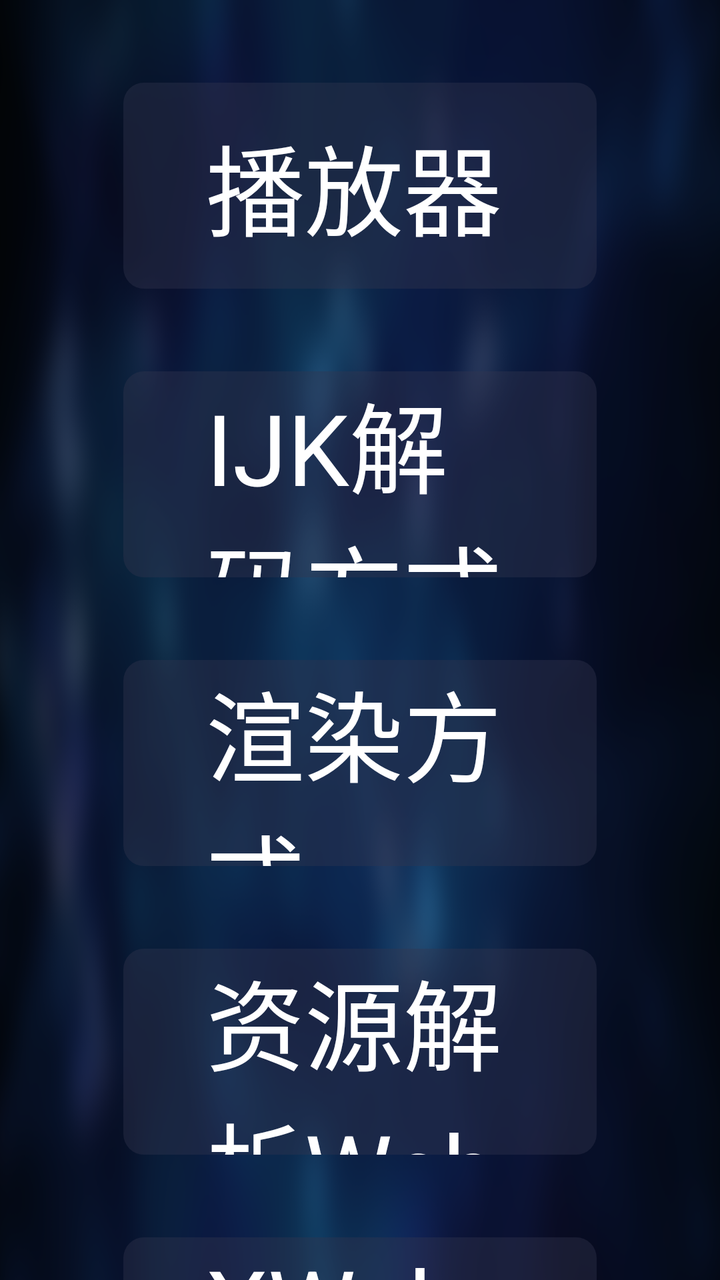
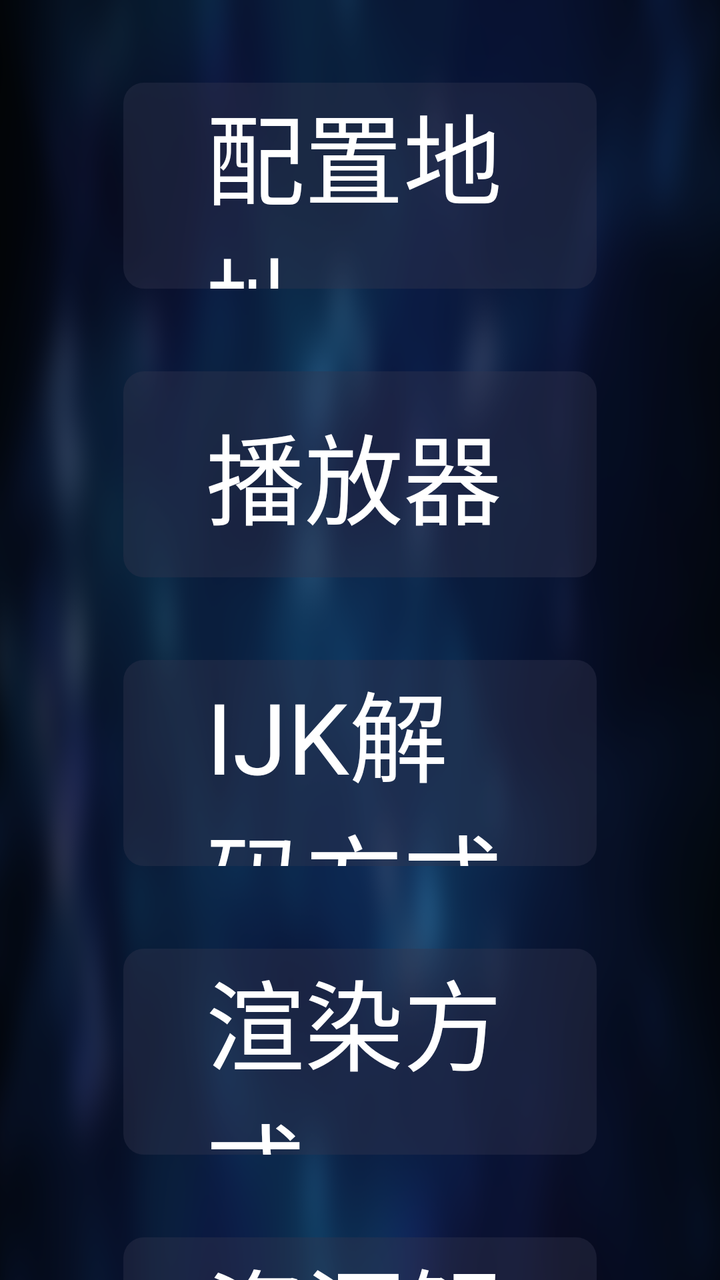

An Android layout rendered at two revisions. The XML below is the earlier revision; the diff shows what the commit changed to produce the second picture.
<!-- AndroidManifest.xml: application theme AppTheme.NoActionBar -->
<!-- res/layout/fragment_model.xml -->
<?xml version="1.0" encoding="utf-8"?>
<FrameLayout xmlns:android="http://schemas.android.com/apk/res/android"
    android:layout_width="match_parent"
    android:layout_height="match_parent">

    <ScrollView
        android:layout_width="match_parent"
        android:layout_height="wrap_content"
        android:layout_gravity="top|center_horizontal"
        android:focusable="false"
        android:focusableInTouchMode="false"
        android:scrollbars="none">

        <LinearLayout
            android:layout_width="match_parent"
            android:layout_height="wrap_content"
            android:layout_gravity="top|center_horizontal"
            android:clipChildren="false"
            android:clipToPadding="false"
            android:focusable="false"
            android:focusableInTouchMode="false"
            android:orientation="vertical">

            <LinearLayout
                android:id="@+id/llTest"
                android:layout_width="match_parent"
                android:layout_height="50pt"
                android:layout_marginLeft="30pt"
                android:layout_marginTop="20pt"
                android:layout_marginRight="30pt"
                android:background="@drawable/setting_model_focus"
                android:focusable="true"
                android:focusableInTouchMode="true"
                android:gravity="center_vertical"
                android:orientation="horizontal"
                android:paddingLeft="20pt"
                android:paddingRight="20pt"
                android:visibility="gone">

                <TextView
                    android:layout_width="wrap_content"
                    android:layout_height="wrap_content"
                    android:text="测试渠道"
                    android:textColor="@android:color/white"
                    android:textSize="24pt" />

                <Space
                    android:layout_width="0dp"
                    android:layout_height="wrap_content"
                    android:layout_weight="1" />

                <TextView
                    android:id="@+id/tvTestChannel"
                    android:layout_width="wrap_content"
                    android:layout_height="wrap_content"
                    android:text="关"
                    android:textColor="@android:color/white"
                    android:textSize="24pt" />

                <TextView
                    android:layout_width="wrap_content"
                    android:layout_height="wrap_content"
                    android:layout_marginLeft="10pt"
                    android:paddingBottom="5pt"
                    android:text=">"
                    android:textColor="@android:color/white"
                    android:textSize="30pt" />
            </LinearLayout>

            <LinearLayout
                android:id="@+id/llDebug"
                android:layout_width="match_parent"
                android:layout_height="50pt"
                android:layout_marginLeft="30pt"
                android:layout_marginTop="20pt"
                android:layout_marginRight="30pt"
                android:background="@drawable/setting_model_focus"
                android:focusable="true"
                android:focusableInTouchMode="true"
                android:gravity="center_vertical"
                android:orientation="horizontal"
                android:paddingLeft="20pt"
                android:paddingRight="20pt"
                android:visibility="gone">

                <TextView
                    android:layout_width="wrap_content"
                    android:layout_height="wrap_content"
                    android:text="调试模式"
                    android:textColor="@android:color/white"
                    android:textSize="24pt" />

                <Space
                    android:layout_width="0dp"
                    android:layout_height="wrap_content"
                    android:layout_weight="1" />

                <TextView
                    android:id="@+id/tvDebugOpen"
                    android:layout_width="wrap_content"
                    android:layout_height="wrap_content"
                    android:text="关"
                    android:textColor="@android:color/white"
                    android:textSize="24pt" />

                <TextView
                    android:layout_width="wrap_content"
                    android:layout_height="wrap_content"
                    android:layout_marginLeft="10pt"
                    android:paddingBottom="5pt"
                    android:text=">"
                    android:textColor="@android:color/white"
                    android:textSize="30pt" />
            </LinearLayout>

            <LinearLayout
                android:id="@+id/llSourceMode"
                android:layout_width="match_parent"
                android:layout_height="50pt"
                android:layout_marginLeft="30pt"
                android:layout_marginTop="20pt"
                android:layout_marginRight="30pt"
                android:background="@drawable/setting_model_focus"
                android:focusable="true"
                android:focusableInTouchMode="true"
                android:gravity="center_vertical"
                android:orientation="horizontal"
                android:paddingLeft="20pt"
                android:paddingRight="20pt"
                android:visibility="gone">

                <TextView
                    android:layout_width="wrap_content"
                    android:layout_height="wrap_content"
                    android:text="数据源模式"
                    android:textColor="@android:color/white"
                    android:textSize="24pt" />

                <Space
                    android:layout_width="0dp"
                    android:layout_height="wrap_content"
                    android:layout_weight="1" />

                <TextView
                    android:id="@+id/tvSourceMode"
                    android:layout_width="wrap_content"
                    android:layout_height="wrap_content"
                    android:text="本地"
                    android:textColor="@android:color/white"
                    android:textSize="24pt" />

                <TextView
                    android:layout_width="wrap_content"
                    android:layout_height="wrap_content"
                    android:layout_marginLeft="10pt"
                    android:paddingBottom="5pt"
                    android:text=">"
                    android:textColor="@android:color/white"
                    android:textSize="30pt" />
            </LinearLayout>

            <LinearLayout
                android:id="@+id/llPlay"
                android:layout_width="match_parent"
                android:layout_height="50pt"
                android:layout_marginLeft="30pt"
                android:layout_marginTop="20pt"
                android:layout_marginRight="30pt"
                android:background="@drawable/setting_model_focus"
                android:focusable="true"
                android:focusableInTouchMode="true"
                android:gravity="center_vertical"
                android:orientation="horizontal"
                android:paddingLeft="20pt"
                android:paddingRight="20pt">

                <TextView
                    android:layout_width="wrap_content"
                    android:layout_height="wrap_content"
                    android:text="播放器"
                    android:textColor="@android:color/white"
                    android:textSize="24pt" />

                <Space
                    android:layout_width="0dp"
                    android:layout_height="wrap_content"
                    android:layout_weight="1" />

                <TextView
                    android:id="@+id/tvPlay"
                    android:layout_width="wrap_content"
                    android:layout_height="wrap_content"
                    android:textColor="@android:color/white"
                    android:textSize="24pt" />

                <TextView
                    android:layout_width="wrap_content"
                    android:layout_height="wrap_content"
                    android:layout_marginLeft="10pt"
                    android:paddingBottom="5pt"
                    android:text=">"
                    android:textColor="@android:color/white"
                    android:textSize="30pt" />
            </LinearLayout>

            <LinearLayout
                android:id="@+id/llMediaCodec"
                android:layout_width="match_parent"
                android:layout_height="50pt"
                android:layout_marginLeft="30pt"
                android:layout_marginTop="20pt"
                android:layout_marginRight="30pt"
                android:background="@drawable/setting_model_focus"
                android:focusable="true"
                android:focusableInTouchMode="true"
                android:gravity="center_vertical"
                android:orientation="horizontal"
                android:paddingLeft="20pt"
                android:paddingRight="20pt">

                <TextView
                    android:layout_width="wrap_content"
                    android:layout_height="wrap_content"
                    android:text="IJK解码方式"
                    android:textColor="@android:color/white"
                    android:textSize="24pt" />

                <Space
                    android:layout_width="0dp"
                    android:layout_height="wrap_content"
                    android:layout_weight="1" />

                <TextView
                    android:id="@+id/tvMediaCodec"
                    android:layout_width="wrap_content"
                    android:layout_height="wrap_content"
                    android:textColor="@android:color/white"
                    android:textSize="24pt" />

                <TextView
                    android:layout_width="wrap_content"
                    android:layout_height="wrap_content"
                    android:layout_marginLeft="10pt"
                    android:paddingBottom="5pt"
                    android:text=">"
                    android:textColor="@android:color/white"
                    android:textSize="30pt" />
            </LinearLayout>

            <LinearLayout
                android:id="@+id/llRender"
                android:layout_width="match_parent"
                android:layout_height="50pt"
                android:layout_marginLeft="30pt"
                android:layout_marginTop="20pt"
                android:layout_marginRight="30pt"
                android:background="@drawable/setting_model_focus"
                android:focusable="true"
                android:focusableInTouchMode="true"
                android:gravity="center_vertical"
                android:orientation="horizontal"
                android:paddingLeft="20pt"
                android:paddingRight="20pt">

                <TextView
                    android:layout_width="wrap_content"
                    android:layout_height="wrap_content"
                    android:text="渲染方式"
                    android:textColor="@android:color/white"
                    android:textSize="24pt" />

                <Space
                    android:layout_width="0dp"
                    android:layout_height="wrap_content"
                    android:layout_weight="1" />

                <TextView
                    android:id="@+id/tvRenderType"
                    android:layout_width="wrap_content"
                    android:layout_height="wrap_content"
                    android:textColor="@android:color/white"
                    android:textSize="24pt" />

                <TextView
                    android:layout_width="wrap_content"
                    android:layout_height="wrap_content"
                    android:layout_marginLeft="10pt"
                    android:paddingBottom="5pt"
                    android:text=">"
                    android:textColor="@android:color/white"
                    android:textSize="30pt" />
            </LinearLayout>

            <LinearLayout
                android:id="@+id/llParseWebVew"
                android:layout_width="match_parent"
                android:layout_height="50pt"
                android:layout_marginLeft="30pt"
                android:layout_marginTop="20pt"
                android:layout_marginRight="30pt"
                android:background="@drawable/setting_model_focus"
                android:focusable="true"
                android:focusableInTouchMode="true"
                android:gravity="center_vertical"
                android:orientation="horizontal"
                android:paddingLeft="20pt"
                android:paddingRight="20pt">

                <TextView
                    android:layout_width="wrap_content"
                    android:layout_height="wrap_content"
                    android:text="资源解析WebView"
                    android:textColor="@android:color/white"
                    android:textSize="24pt" />

                <Space
                    android:layout_width="0dp"
                    android:layout_height="wrap_content"
                    android:layout_weight="1" />

                <TextView
                    android:id="@+id/tvParseWebView"
                    android:layout_width="wrap_content"
                    android:layout_height="wrap_content"
                    android:text="系统自带"
                    android:textColor="@android:color/white"
                    android:textSize="24pt" />

                <TextView
                    android:layout_width="wrap_content"
                    android:layout_height="wrap_content"
                    android:layout_marginLeft="10pt"
                    android:paddingBottom="5pt"
                    android:text=">"
                    android:textColor="@android:color/white"
                    android:textSize="30pt" />
            </LinearLayout>

            <LinearLayout
                android:id="@+id/llXWalkCore"
                android:layout_width="match_parent"
                android:layout_height="50pt"
                android:layout_marginLeft="30pt"
                android:layout_marginTop="20pt"
                android:layout_marginRight="30pt"
                android:background="@drawable/setting_model_focus"
                android:focusable="true"
                android:focusableInTouchMode="true"
                android:gravity="center_vertical"
                android:orientation="horizontal"
                android:paddingLeft="20pt"
                android:paddingRight="20pt">

                <TextView
                    android:layout_width="wrap_content"
                    android:layout_height="wrap_content"
                    android:text="XWalkView组件"
                    android:textColor="@android:color/white"
                    android:textSize="24pt" />

                <Space
                    android:layout_width="0dp"
                    android:layout_height="wrap_content"
                    android:layout_weight="1" />

                <TextView
                    android:id="@+id/tvXWalkDown"
                    android:layout_width="wrap_content"
                    android:layout_height="wrap_content"
                    android:textColor="@android:color/white"
                    android:textSize="24pt" />

                <TextView
                    android:layout_width="wrap_content"
                    android:layout_height="wrap_content"
                    android:layout_marginLeft="10pt"
                    android:paddingBottom="5pt"
                    android:text=">"
                    android:textColor="@android:color/white"
                    android:textSize="30pt" />
            </LinearLayout>

            <LinearLayout
                android:id="@+id/llAbout"
                android:layout_width="match_parent"
                android:layout_height="50pt"
                android:layout_marginLeft="30pt"
                android:layout_marginTop="20pt"
                android:layout_marginRight="30pt"
                android:background="@drawable/setting_model_focus"
                android:focusable="true"
                android:focusableInTouchMode="true"
                android:gravity="center_vertical"
                android:orientation="horizontal"
                android:paddingLeft="20pt"
                android:paddingRight="20pt">

                <TextView
                    android:layout_width="wrap_content"
                    android:layout_height="wrap_content"
                    android:text="关于"
                    android:textColor="@android:color/white"
                    android:textSize="24pt" />

                <Space
                    android:layout_width="0dp"
                    android:layout_height="wrap_content"
                    android:layout_weight="1" />

                <TextView
                    android:layout_width="wrap_content"
                    android:layout_height="wrap_content"
                    android:layout_marginLeft="10pt"
                    android:paddingBottom="5pt"
                    android:text=">"
                    android:textColor="@android:color/white"
                    android:textSize="30pt" />
            </LinearLayout>

        </LinearLayout>
    </ScrollView>
</FrameLayout>
<!-- resources referenced by this layout -->
<resources>
  <!-- drawable setting_model_focus (drawable) -->
  <?xml version="1.0" encoding="utf-8"?>
  <selector xmlns:android="http://schemas.android.com/apk/res/android">
      <item android:state_focused="true">
          <shape>
              <corners android:radius="5pt" />
              <solid android:color="@color/color_6632364E" />
              <stroke android:width="2pt" android:color="@android:color/white" />
          </shape>
      </item>
      <item android:state_focused="false">
          <shape>
              <corners android:radius="5pt" />
              <solid android:color="@color/color_6632364E" />
          </shape>
      </item>
  </selector>
  <style name="AppTheme.NoActionBar">
          <item name="android:windowActionBar">false</item>
          <item name="android:windowNoTitle">true</item>
          <item name="windowActionBar">false</item>
          <item name="android:windowFullscreen">true</item>//全屏即无通知栏
          <item name="android:windowContentOverlay">@null</item>//是否有遮盖
          <item name="windowNoTitle">true</item>
          <item name="android:keepScreenOn">true</item>
          
          <item name="android:windowBackground">@drawable/vod_thumb</item>
      </style>
  <color name="color_6632364E">#6632364E</color>
  <!-- drawable vod_thumb: png bitmap (drawable-xhdpi, 198620 bytes) -->
</resources>

<!-- the commit's change to res/layout/fragment_model.xml (unified diff, before → after) -->
@@ -160,6 +160,52 @@
             </LinearLayout>
 
             <LinearLayout
+                android:id="@+id/llApi"
+                android:layout_width="match_parent"
+                android:layout_height="50pt"
+                android:layout_marginLeft="30pt"
+                android:layout_marginTop="20pt"
+                android:layout_marginRight="30pt"
+                android:background="@drawable/setting_model_focus"
+                android:focusable="true"
+                android:focusableInTouchMode="true"
+                android:gravity="center_vertical"
+                android:orientation="horizontal"
+                android:paddingLeft="20pt"
+                android:paddingRight="20pt">
+
+                <TextView
+                    android:layout_width="wrap_content"
+                    android:layout_height="wrap_content"
+                    android:text="配置地址"
+                    android:textColor="@android:color/white"
+                    android:textSize="24pt" />
+
+                <Space
+                    android:layout_width="0dp"
+                    android:layout_height="wrap_content"
+                    android:layout_weight="1" />
+
+                <TextView
+                    android:id="@+id/tvApi"
+                    android:layout_width="wrap_content"
+                    android:layout_height="wrap_content"
+                    android:ellipsize="middle"
+                    android:textColor="@android:color/white"
+                    android:textSize="24pt"
+                    android:singleLine="true" />
+
+                <TextView
+                    android:layout_width="wrap_content"
+                    android:layout_height="wrap_content"
+                    android:layout_marginLeft="10pt"
+                    android:paddingBottom="5pt"
+                    android:text=">"
+                    android:textColor="@android:color/white"
+                    android:textSize="30pt" />
+            </LinearLayout>
+
+            <LinearLayout
                 android:id="@+id/llPlay"
                 android:layout_width="match_parent"
                 android:layout_height="50pt"
